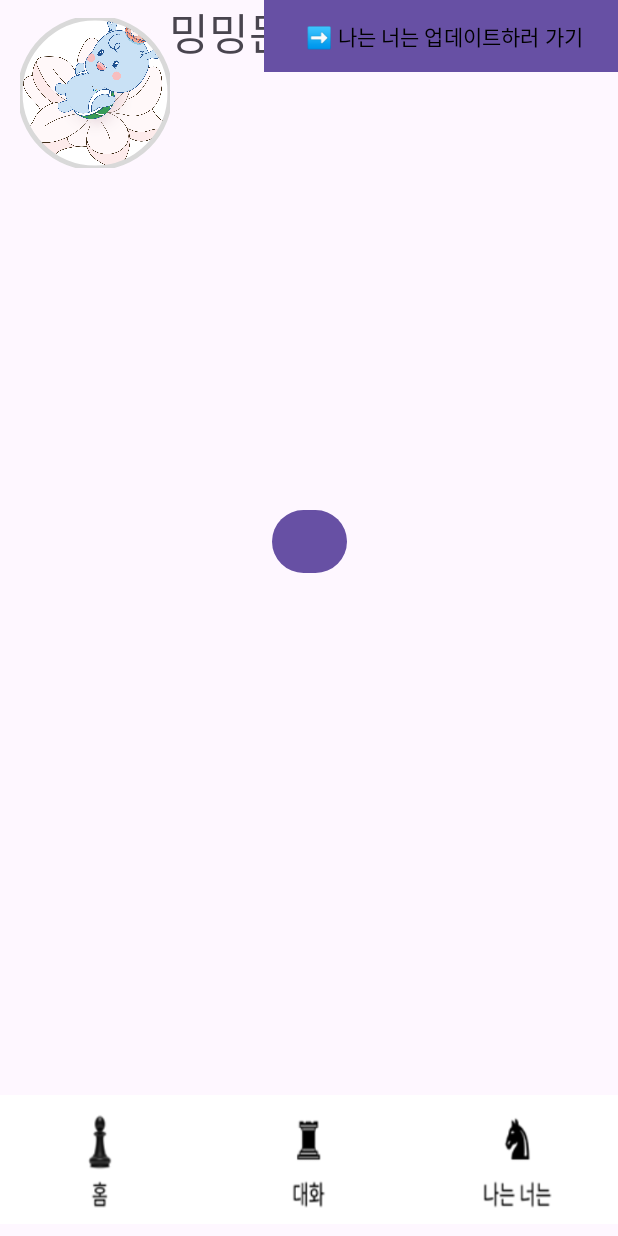
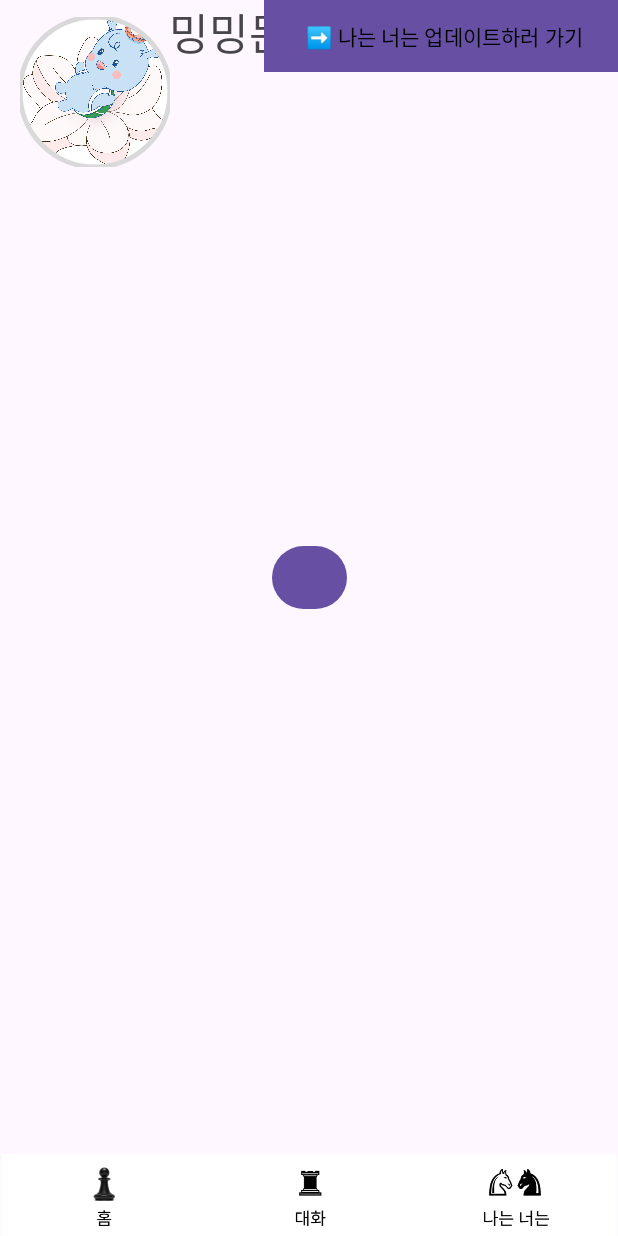
Before and after one commit to KGU-2024-OpenSource/FE, an Android app: the screen it shows after launch (HomeActivity before the commit, FragmentManageActivity after it), on a phone screen of 412 x 824 dp. Run offline under Robolectric (Android 15) with nearby library versions, the phone set to English and light mode, and no system bars.

Commit message:
Refactor: convert activity to fragment #11

```diff
--- /dev/null
+++ b/app/src/main/java/com/provocation/checkmate/FragmentManageActivity.kt
@@ -0,0 +1,50 @@
+package com.provocation.checkmate
+
+import android.content.Intent
+import android.os.Bundle
+import android.view.View
+import androidx.appcompat.app.AppCompatActivity
+import androidx.constraintlayout.widget.ConstraintLayout
+import androidx.fragment.app.Fragment
+import com.provocation.checkmate.presentation.home.HomeFragment
+
+class FragmentManageActivity : AppCompatActivity() {
+
+    override fun onCreate(savedInstanceState: Bundle?) {
+        super.onCreate(savedInstanceState)
+        setContentView(R.layout.activity_fragment_manage)
+
+        // 툴바 설정 (공통 기능)
+        val toolbar = findViewById<ConstraintLayout>(R.id.main_toolbar)
+
+        toolbar.findViewById<View>(R.id.touch_zone_1).setOnClickListener {
+            // 해당 버튼이 클릭되었을 때 처리
+            replaceFragment(HomeFragment())
+        }
+
+        toolbar.findViewById<View>(R.id.touch_zone_2).setOnClickListener {
+            // 해당 버튼이 클릭되었을 때 처리
+            //replaceFragment(ChatListFragment())
+        }
+
+        toolbar.findViewById<View>(R.id.touch_zone_3).setOnClickListener {
+            // 다른 버튼 클릭 처리
+            val intent = Intent(this, IAmYouAreActivity::class.java)
+            startActivity(intent)
+        }
+
+        // 기본 Fragment 로드
+        if (savedInstanceState == null) {
+            supportFragmentManager.beginTransaction()
+                .replace(R.id.fragment_container, HomeFragment())
+                .commit()
+        }
+    }
+
+    fun replaceFragment(fragment: Fragment) {
+        supportFragmentManager.beginTransaction()
+            .replace(R.id.fragment_container, fragment)
+            .addToBackStack(null)
+            .commit()
+    }
+}
--- a/app/src/main/java/com/provocation/checkmate/presentation/home/HomeActivity.kt
+++ /dev/null
@@ -1,68 +0,0 @@
-package com.provocation.checkmate.presentation.home
-
-import android.content.Intent
-import android.os.Bundle
-import android.os.PersistableBundle
-import android.util.Log
-import android.view.View
-import android.widget.Button
-import android.widget.Toast
-import androidx.appcompat.app.AppCompatActivity
-import com.google.android.material.button.MaterialButton
-import com.provocation.checkmate.IAmYouAreActivity
-import com.provocation.checkmate.MateDetailInfoActivity
-import com.provocation.checkmate.R
-class HomeActivity : AppCompatActivity() {
-
-    private lateinit var btn_Chatbar : View
-    private lateinit var btn_IUbar : View
-    private lateinit var btn_Homebar : View
-
-    // Mate 상세 정보 보기 테스트용 버튼
-    private lateinit var btnMDI : Button
-
-    override fun onCreate(savedInstanceState: Bundle?) {
-        super.onCreate(savedInstanceState)
-        setContentView(R.layout.activity_home)
-
-        initViews()
-        setupListener()
-
-    }
-
-    private fun setupListener() {
-        btn_IUbar.setOnClickListener {
-            val intent = Intent(this, IAmYouAreActivity::class.java)
-            startActivity(intent)
-        }
-        btn_Homebar.setOnClickListener {
-            showToast("홈 전환")
-        }
-        btn_Chatbar.setOnClickListener {
-            showToast("Chat 전환")
-        }
-
-        btnMDI.setOnClickListener{
-            val intent = Intent(this, MateDetailInfoActivity::class.java)
-            startActivity(intent)
-        }
-    }
-
-    private fun initViews() {
-        btn_Chatbar = findViewById(R.id.btn_section_chat)
-        btn_Homebar = findViewById(R.id.btn_section_home)
-        btn_IUbar = findViewById(R.id.btn_section_I_U)
-
-        Log.d("HomeActivity", "btn_Chatbar: $btn_Chatbar")
-        Log.d("HomeActivity", "btn_Homebar: $btn_Homebar")
-        Log.d("HomeActivity", "btn_IUbar: $btn_IUbar")
-
-        btnMDI = findViewById(R.id.btnHomeToMDI)
-    }
-
-    private fun showToast(message: String) {
-        Toast.makeText(this, message, Toast.LENGTH_SHORT).show()
-    }
-
-
-}
--- /dev/null
+++ b/app/src/main/java/com/provocation/checkmate/presentation/home/HomeFragment.kt
@@ -0,0 +1,42 @@
+package com.provocation.checkmate.presentation.home
+
+import android.content.Intent
+import android.os.Bundle
+import android.view.LayoutInflater
+import android.view.View
+import android.view.ViewGroup
+import android.widget.Button
+import android.widget.Toast
+import androidx.fragment.app.Fragment
+import com.provocation.checkmate.MateDetailInfoFragment
+import com.provocation.checkmate.R
+class HomeFragment : Fragment() {
+
+    // Mate 상세 정보 보기 테스트용 버튼
+    private lateinit var btnMDI : Button
+
+    override fun onCreateView(
+        inflater: LayoutInflater, container: ViewGroup?,
+        savedInstanceState: Bundle?
+    ): View? {
+        return inflater.inflate(R.layout.fragment_home, container, false)
+    }
+
+    override fun onViewCreated(view: View, savedInstanceState: Bundle?) {
+        super.onViewCreated(view, savedInstanceState)
+
+        btnMDI = view.findViewById(R.id.btnHomeToMDI)
+        btnMDI.setOnClickListener {
+            requireActivity().supportFragmentManager.beginTransaction()
+                .replace(R.id.fragment_container, MateDetailInfoFragment())
+                .addToBackStack(null)
+                .commit()
+        }
+    }
+
+    private fun showToast(message: String) {
+        Toast.makeText(requireContext(), message, Toast.LENGTH_SHORT).show()
+    }
+
+
+}
--- a/app/src/main/java/com/provocation/checkmate/presentation/login/LoginActivity.kt
+++ b/app/src/main/java/com/provocation/checkmate/presentation/login/LoginActivity.kt
@@ -9,8 +9,8 @@ import android.widget.EditText
 import android.widget.Toast
 import androidx.appcompat.app.AppCompatActivity
 import com.google.android.material.button.MaterialButton
+import com.provocation.checkmate.FragmentManageActivity
 import com.provocation.checkmate.R
-import com.provocation.checkmate.presentation.home.HomeActivity
 import com.provocation.checkmate.presentation.login.service.AuthLoginService
 import com.provocation.checkmate.presentation.signup.SignupActivity
 
@@ -68,7 +68,7 @@ class LoginActivity : AppCompatActivity() {
             onSuccess = {
                 runOnUiThread {
                     showToast("로그인 성공")
-                    startActivity(Intent(this, HomeActivity::class.java))
+                    startActivity(Intent(this, FragmentManageActivity::class.java))
                     finish()
                 }
             },
--- /dev/null
+++ b/app/src/main/res/layout/activity_fragment_manage.xml
@@ -0,0 +1,78 @@
+<androidx.constraintlayout.widget.ConstraintLayout
+    xmlns:android="http://schemas.android.com/apk/res/android"
+    xmlns:app="http://schemas.android.com/apk/res-auto"
+    android:layout_width="match_parent"
+    android:layout_height="match_parent">
+
+
+        <androidx.constraintlayout.widget.ConstraintLayout
+            android:id="@+id/main_toolbar"
+            android:layout_width="match_parent"
+            android:layout_height="wrap_content"
+            android:orientation="horizontal"
+
+            app:layout_constraintBottom_toBottomOf="parent"
+            app:layout_constraintStart_toStartOf="parent"
+            app:layout_constraintEnd_toEndOf="parent"
+            >
+
+            <ImageView
+                android:layout_width="match_parent"
+                android:layout_height="wrap_content"
+                android:src="@drawable/button"
+                android:adjustViewBounds="true"
+                android:contentDescription="Toolbar image"
+
+                app:layout_constraintBottom_toBottomOf="parent"
+                app:layout_constraintStart_toStartOf="parent"
+                app:layout_constraintEnd_toEndOf="parent"
+                />
+
+                <View
+                    android:id="@+id/touch_zone_1"
+                    android:layout_width="0dp"
+                    android:layout_height="0dp"
+                    android:background="#00000000"
+                    app:layout_constraintStart_toStartOf="parent"
+                    app:layout_constraintTop_toTopOf="parent"
+                    app:layout_constraintBottom_toBottomOf="parent"
+                    app:layout_constraintEnd_toStartOf="@id/touch_zone_2"
+                    app:layout_constraintHorizontal_weight="1"
+                    />
+                <View
+                    android:id="@+id/touch_zone_2"
+                    android:layout_width="0dp"
+                    android:layout_height="0dp"
+                    android:background="#00000000"
+                    app:layout_constraintStart_toEndOf="@id/touch_zone_1"
+                    app:layout_constraintTop_toTopOf="parent"
+                    app:layout_constraintBottom_toBottomOf="parent"
+                    app:layout_constraintEnd_toStartOf="@id/touch_zone_3"
+                    app:layout_constraintHorizontal_weight="1"
+                    />
+                <View
+                    android:id="@+id/touch_zone_3"
+                    android:layout_width="0dp"
+                    android:layout_height="0dp"
+                    android:background="#00000000"
+                    app:layout_constraintStart_toEndOf="@id/touch_zone_2"
+                    app:layout_constraintTop_toTopOf="parent"
+                    app:layout_constraintBottom_toBottomOf="parent"
+                    app:layout_constraintEnd_toEndOf="parent"
+                    app:layout_constraintHorizontal_weight="1"
+                    />
+        </androidx.constraintlayout.widget.ConstraintLayout>
+
+    <!-- 툴바 -->
+    <!-- Fragment Container -->
+    <androidx.fragment.app.FragmentContainerView
+        android:id="@+id/fragment_container"
+        android:layout_width="match_parent"
+        android:layout_height="0dp"
+        app:layout_constraintTop_toTopOf="parent"
+        app:layout_constraintBottom_toTopOf="@id/main_toolbar"
+        app:layout_constraintEnd_toEndOf="parent"
+        app:layout_constraintHorizontal_bias="0.0"
+        app:layout_constraintStart_toStartOf="parent"
+        app:layout_constraintVertical_bias="0.0" />
+</androidx.constraintlayout.widget.ConstraintLayout>
--- a/app/src/main/res/layout/activity_home.xml
+++ b/app/src/main/res/layout/fragment_home.xml
@@ -4,52 +4,6 @@
     xmlns:tools="http://schemas.android.com/tools"
     android:layout_width="match_parent"
     android:layout_height="match_parent">
-
-    <ImageView
-
-        android:id="@+id/imageView7"
-        android:layout_width="match_parent"
-        android:layout_height="wrap_content"
-        app:layout_constraintBottom_toBottomOf="parent"
-        app:layout_constraintTop_toTopOf="parent"
-        app:layout_constraintVertical_bias="1.0"
-        app:srcCompat="@drawable/button" />
-
-    <View
-        android:id="@+id/btn_section_home"
-        android:layout_width="120dp"
-        android:layout_height="80dp"
-        android:background="?attr/selectableItemBackground"
-        app:layout_constraintBottom_toBottomOf="parent"
-        app:layout_constraintEnd_toEndOf="parent"
-        app:layout_constraintHorizontal_bias="0.0"
-        app:layout_constraintStart_toStartOf="parent"
-        app:layout_constraintTop_toTopOf="parent"
-        app:layout_constraintVertical_bias="0.997" />
-
-    <View
-        android:id="@+id/btn_section_chat"
-        android:layout_width="120dp"
-        android:layout_height="80dp"
-        android:background="?attr/selectableItemBackground"
-        app:layout_constraintBottom_toBottomOf="parent"
-        app:layout_constraintEnd_toEndOf="parent"
-        app:layout_constraintHorizontal_bias="0.495"
-        app:layout_constraintStart_toStartOf="parent"
-        app:layout_constraintTop_toTopOf="parent"
-        app:layout_constraintVertical_bias="1.0" />
-
-    <View
-        android:id="@+id/btn_section_I_U"
-        android:layout_width="120dp"
-        android:layout_height="80dp"
-        android:background="?attr/selectableItemBackground"
-        app:layout_constraintBottom_toBottomOf="parent"
-        app:layout_constraintEnd_toEndOf="parent"
-        app:layout_constraintHorizontal_bias="1.0"
-        app:layout_constraintStart_toStartOf="parent"
-        app:layout_constraintTop_toTopOf="parent"
-        app:layout_constraintVertical_bias="1.0" />
 
     <com.google.android.material.imageview.ShapeableImageView
         android:id="@+id/shapeableImageView"
@@ -70,10 +24,11 @@
         android:id="@+id/btnHomeToMDI"
         android:layout_width="50dp"
         android:layout_height="50dp"
-        app:layout_constraintBottom_toTopOf="@+id/imageView7"
+        app:layout_constraintTop_toTopOf="parent"
+        app:layout_constraintBottom_toBottomOf="parent"
+        app:layout_constraintStart_toStartOf="parent"
         app:layout_constraintEnd_toEndOf="parent"
-        app:layout_constraintStart_toStartOf="parent"
-        app:layout_constraintTop_toTopOf="parent" />
+         />
 
     <TextView
         android:id="@+id/myNickname"
```
Also changed, not shown: app/src/main/AndroidManifest.xml (+13 -4 lines), app/src/main/java/com/provocation/checkmate/IAmYouAreActivity.kt (+2 -15 lines), app/src/main/java/com/provocation/checkmate/MateDetailInfoActivity.kt (deleted, +0 -66 lines), app/src/main/java/com/provocation/checkmate/MateDetailInfoFragment.kt (added, +76 -0 lines), app/src/main/res/layout/fragment_mate_detail_info.xml (renamed from app/src/main/res/layout/activity_mate_detail_info.xml, +6 -49 lines), app/src/main/res/drawable/button.png.
